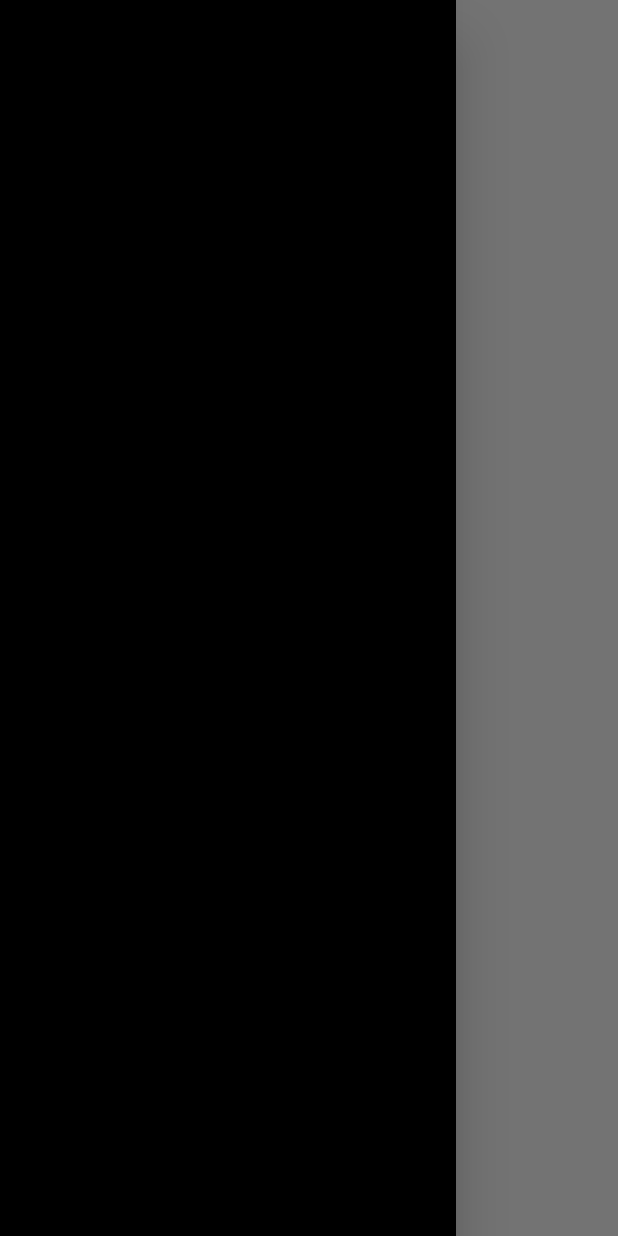
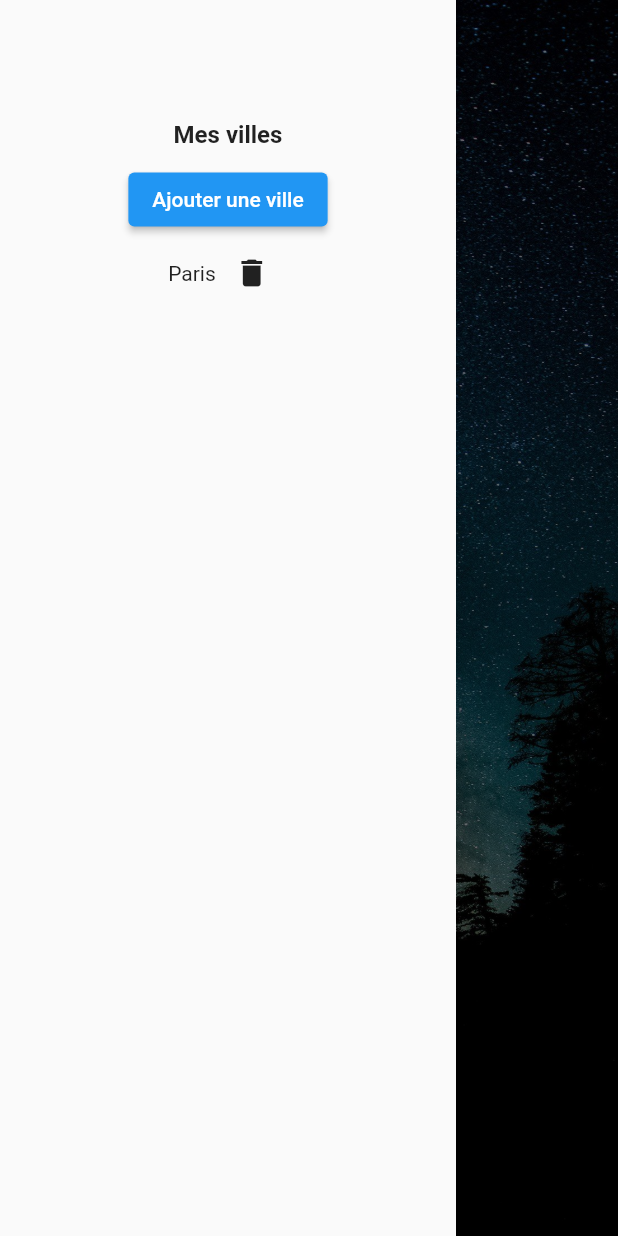
Before and after one commit to LaryClin/weather_app, a Flutter app: the screen it shows after launch, with the side drawer open, on a phone screen of 412 x 824 dp. Run offline on Flutter 3.47's test engine with Material 2 defaults, Android fonts, the phone set to English and light mode, and no system bars.

Commit message:
Widgets navbar + ville + add Button added

```diff
--- a/lib/views/homepage.dart
+++ b/lib/views/homepage.dart
@@ -9,8 +9,16 @@ class HomePage extends StatelessWidget {
 
   @override
   Widget build(BuildContext context) {
-    return Scaffold(
-        drawer: NavBar(),
+    return Container(
+        decoration: const BoxDecoration(
+          image: DecorationImage(
+            image: AssetImage('assets/img/bg.jpg'),
+            fit: BoxFit.cover,
+          ),
+        ),
+      child: Scaffold(
+        backgroundColor: Colors.transparent,
+          drawer: const NavBar(),
           appBar: AppBar(
             title: Text(
               villeName,
@@ -23,6 +31,9 @@ class HomePage extends StatelessWidget {
           body: Center(
             child: Column(
               children: const [],
-        )));
+            )
+          )
+        )
+    );
   }
 }
--- /dev/null
+++ b/lib/widgets/addButton.dart
@@ -0,0 +1,21 @@
+import 'package:flutter/material.dart';
+
+Widget addButton(BuildContext context){
+      return Column(
+        children: <Widget>[
+          const SizedBox(height: 50),
+          const Text(
+            "Mes villes",
+            style: TextStyle(fontWeight: FontWeight.bold, fontSize: 16.0),
+
+          ),
+          const SizedBox(height: 10),
+          ElevatedButton(
+            child: const Text("Ajouter une ville"),
+            onPressed: () {
+              //Navigator.pop(context);
+              //Navigator.push(context, MaterialPageRoute(builder: (context) => Todo(idTodo: idTodo,)));
+            },
+          )],
+  );
+}
--- a/lib/widgets/navbar.dart
+++ b/lib/widgets/navbar.dart
@@ -1,10 +1,23 @@
 import 'package:flutter/material.dart';
+import 'package:weather_app/widgets/ville.dart';
+
+import './addButton.dart';
 
 class NavBar extends StatelessWidget {
+  const NavBar({Key? key}) : super(key: key);
+
   @override
   Widget build(BuildContext context) {
-    return const Drawer(
-      backgroundColor: Colors.black,
+    return Drawer(
+      child: Padding(
+        padding: const EdgeInsets.all(30.0),
+        child: Column(
+          children: <Widget>[
+            addButton(context),
+            ville(context)
+          ],
+        )
+      )
     );
   }
 }
--- /dev/null
+++ b/lib/widgets/ville.dart
@@ -0,0 +1,19 @@
+import 'package:flutter/material.dart';
+
+Widget ville(BuildContext context){
+  return Row(
+    mainAxisAlignment: MainAxisAlignment.center,
+    children: <Widget>[
+      Container(
+        height: 50,
+        child: const Center(child: Text('Paris')),
+      ),
+      IconButton(
+        icon: const Icon(Icons.delete),
+        tooltip: 'Supprime la ville',
+        onPressed: () {
+        },
+      ),
+    ],
+  );
+}
--- a/pubspec.yaml
+++ b/pubspec.yaml
@@ -59,9 +59,8 @@ flutter:
   uses-material-design: true
 
   # To add assets to your application, add an assets section, like this:
-  # assets:
-  #   - images/a_dot_burr.jpeg
-  #   - images/a_dot_ham.jpeg
+  assets:
+    - assets/img/bg.jpg
 
   # An image asset can refer to one or more resolution-specific "variants", see
   # https://flutter.dev/assets-and-images/#resolution-aware.
```
Also changed, not shown: assets/img/bg.jpg (added). Lines whose indentation alone changed are shown as unchanged.
